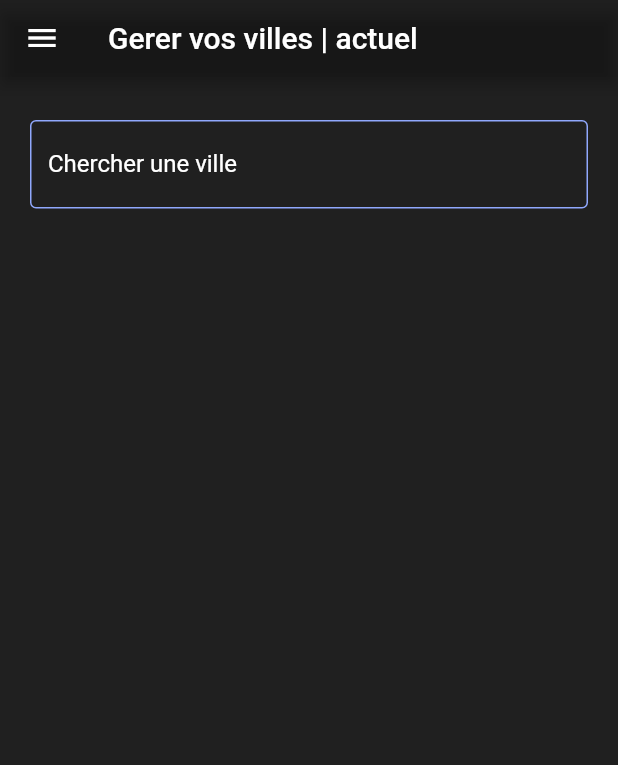
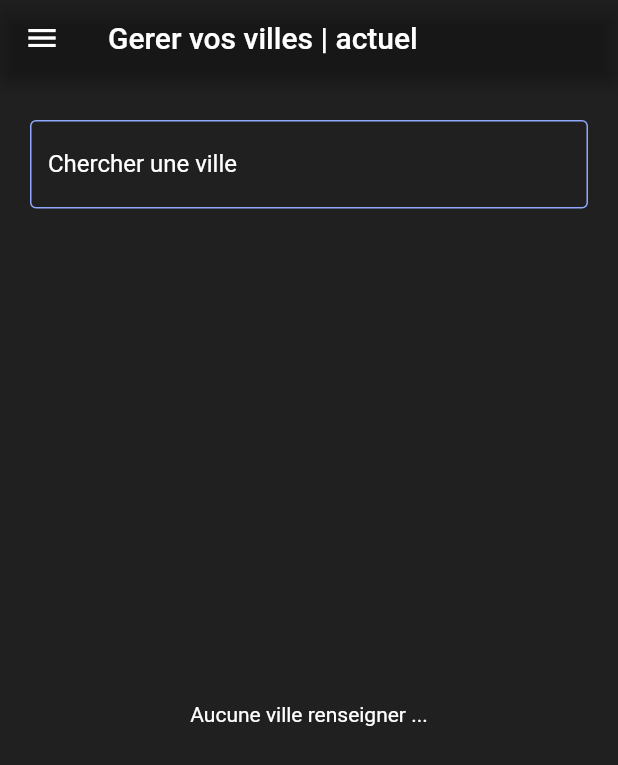
Before and after one commit to CoderNerfer/flutter_ynov_meteo, a Flutter app: the screen it shows after launch, on a phone screen of 412 x 824 dp. Shown: the top 765 px of the screen. Run offline on Flutter 3.47's test engine with Material 2 defaults, Android fonts, the phone set to English and light mode, and no system bars; our stand-ins replace animated_splash_screen, page_transition, shared_preferences, sqflite; accounts and stored records are empty.

```diff
--- a/lib/services/current_service.dart
+++ b/lib/services/current_service.dart
@@ -41,6 +41,7 @@ Future<Current> getCurrentData({String? city = 'Paris'}) async {
     );
   } else {
     print('Request failed : ${responce.statusCode}');
+    return current;
   }
   return current;
 }
--- a/lib/services/currentdaily_service.dart
+++ b/lib/services/currentdaily_service.dart
@@ -32,6 +32,7 @@ Future<List<Currentdaily>> getCurrentDailyData() async {
     }
   } else {
     print('Request failed : ${responce.statusCode}');
+    return currentd;
   }
   return currentd;
 }
--- a/lib/services/currenthour_service.dart
+++ b/lib/services/currenthour_service.dart
@@ -35,6 +35,7 @@ Future<List<Currenthour>> getCurrentHourData() async {
     }
   } else {
     print('Request failed : ${responce.statusCode}');
+    return currenth;
   }
   return currenth;
 }
--- a/lib/views/CitiesManagement.dart
+++ b/lib/views/CitiesManagement.dart
@@ -66,7 +66,21 @@ class _CitiesManagement extends State<CitiesManagement> {
                   builder: (context, snapshot) {
                     if (snapshot.connectionState == ConnectionState.waiting) {
                       return const Center(
-                          child: Text("Chargement en cours ..."));
+                          child: Text(
+                        "Chargement en cours ...",
+                        style: const TextStyle(
+                          color: Colors.white,
+                        ),
+                      ));
+                    }
+                    if (snapshot.data!.length == 0) {
+                      return const Center(
+                          child: Text(
+                        "Aucune ville renseigner ...",
+                        style: const TextStyle(
+                          color: Colors.white,
+                        ),
+                      ));
                     } else {
                       return ListView.builder(
                           itemCount: snapshot.data!.length,
--- a/lib/views/Splashscreen.dart
+++ b/lib/views/Splashscreen.dart
@@ -15,7 +15,7 @@ class Splashscreen extends StatelessWidget {
       nextScreen: CitiesManagement(title: ' '),
       splashTransition: SplashTransition.slideTransition,
       pageTransitionType: PageTransitionType.bottomToTop,
-      backgroundColor: Colors.blue,
+      backgroundColor: Color.fromARGB(255, 144, 168, 253),
     );
   }
 }
```
Also changed, not shown: lib/views/ForewardWeather.dart (+15 -3 lines), lib/views/HomePage.dart (+26 -6 lines).
